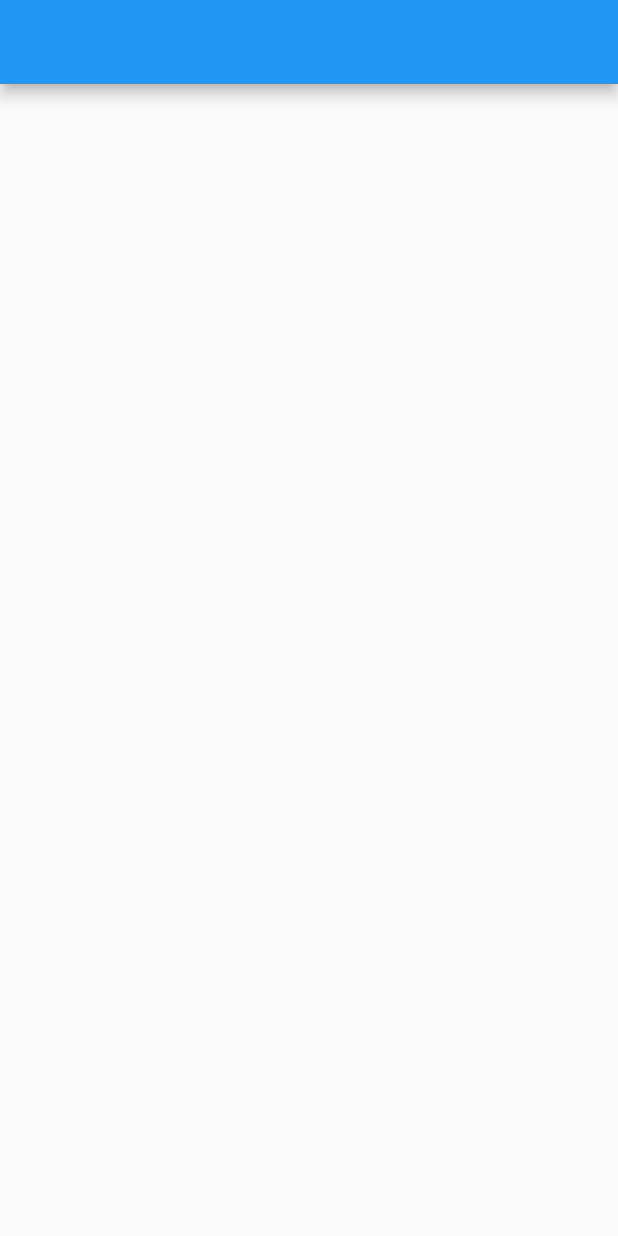
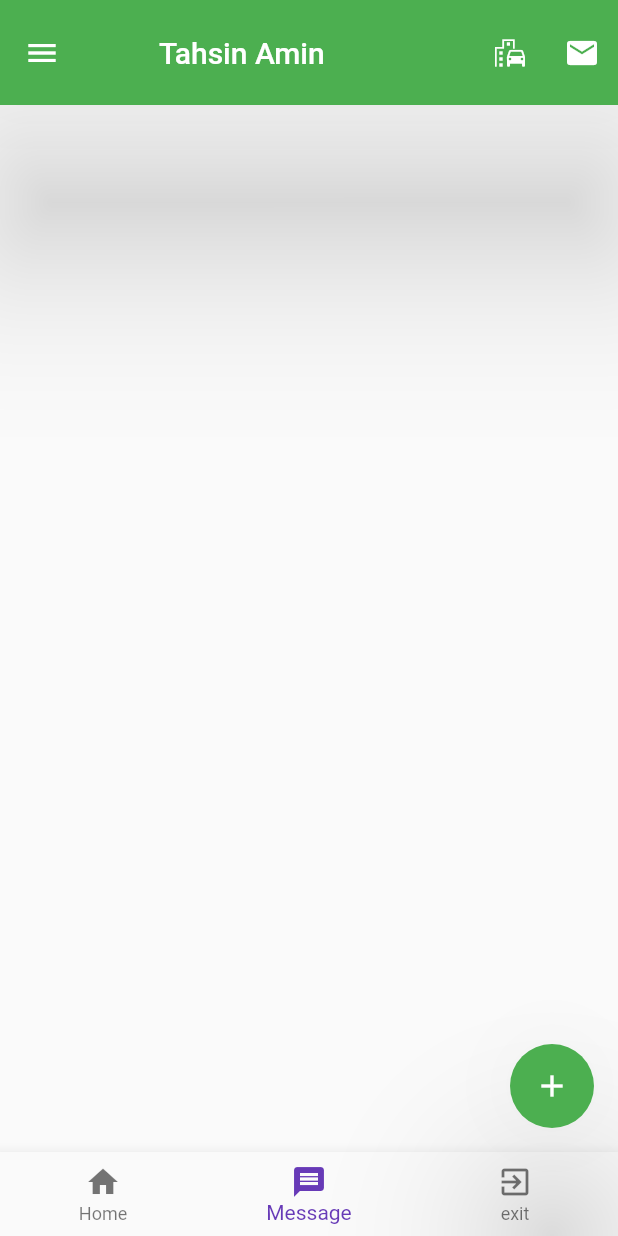
Before and after one commit to mdtahsinamin/learing_flutter, a Flutter app: the screen it shows after launch, on a phone screen of 412 x 824 dp. Run offline on Flutter 3.47's test engine with Material 2 defaults, Android fonts, the phone set to English and light mode, and no system bars.

```diff
--- a/lib/main.dart
+++ b/lib/main.dart
@@ -1,26 +1,209 @@
 import 'package:flutter/cupertino.dart';
 import 'package:flutter/material.dart';
 
-void main(){
+void main() {
+  // TODO: runAPP(application: APP())
   runApp(const MyApp());
 }
 
+// * StatelessWidget -> method override -> build method
 class MyApp extends StatelessWidget {
   const MyApp({super.key});
 
   @override
   Widget build(BuildContext context) {
-    return const MaterialApp(home: HomeActivity());
+    // MaterialApp() -> activity
+    // MaterialApp() -> holds landing activity
+    // theme -> themeData
+    // debugShowCheckedModeBanner
+    // primary color
+    return MaterialApp(
+        theme: ThemeData(primarySwatch: Colors.deepPurple),
+        darkTheme: ThemeData(primarySwatch: Colors.red),
+        debugShowCheckedModeBanner: false,
+        color: Colors.green,
+        home: HomeActivity());
   }
 }
 
 class HomeActivity extends StatelessWidget {
   const HomeActivity({super.key});
 
+  mySnackBar(message, context) {
+    return ScaffoldMessenger.of(context)
+        .showSnackBar(SnackBar(content: Text(message)));
+  }
+
+  myCustomBar(message, context) {
+    return ScaffoldMessenger.of(context)
+        .showSnackBar(SnackBar(content: Text(message)) // Text()
+    );
+  }
+
   @override
   Widget build(BuildContext context) {
-    return  Scaffold(
-      appBar: AppBar(),
+    // Sacffold -> Components widgets
+    return Scaffold(
+      appBar: AppBar(
+        title: const Text("Tahsin Amin"),
+        titleSpacing: 50,
+        toolbarOpacity: 1,
+        toolbarHeight: 70,
+        elevation: 50,
+        backgroundColor: Colors.green,
+        actions: [
+          IconButton(
+              onPressed: () {
+                mySnackBar("Hello flutter", context);
+              },
+              icon: const Icon(Icons.emoji_transportation_sharp)),
+          IconButton(
+              onPressed: () {
+                myCustomBar("Sent email check your email", context);
+              },
+              icon: const Icon(Icons.email))
+        ],
+      ),
+      floatingActionButton: FloatingActionButton(
+        elevation: 50,
+        backgroundColor: Colors.green,
+        child: const Icon(Icons.add), // add icon , so we use child
+        onPressed: () {
+          myCustomBar("Add you", context);
+        },
+      ),
+      bottomNavigationBar: BottomNavigationBar(
+        // which one active , using index number
+        currentIndex: 1,
+        // bar items
+        items: [
+          BottomNavigationBarItem(icon: Icon(Icons.home), label: "Home"),
+          BottomNavigationBarItem(icon: Icon(Icons.message), label: "Message"),
+          BottomNavigationBarItem(icon: Icon(Icons.exit_to_app), label: "exit")
+        ],
+        // onTap using index
+        onTap: (int index) {
+          if (index == 0) {
+            myCustomBar("$index and I am home tab", context);
+          }
+          if (index == 1) {
+            myCustomBar("$index and I am message tab", context);
+          }
+          if (index == 2) {
+            myCustomBar("$index and I am exit tab", context);
+          }
+        },
+      ),
+      drawer: Drawer(
+        child: ListView(
+          children: [
+            DrawerHeader(
+              padding: EdgeInsets.all(0),
+              child: UserAccountsDrawerHeader(
+                decoration: BoxDecoration(color: Colors.green),
+                accountName: Text("Tahsin Amin",style: TextStyle(color: Colors.black),),
+                accountEmail: Text("info@gmail.com"),
+                currentAccountPicture: Image.network(
+                  'https://flutter.github.io/assets-for-api-docs/assets/widgets/owl.jpg',
+                  width: 200,
+                  height: 100,
+                ),
+                onDetailsPressed: (){
+                  myCustomBar("Deails", context);
+                },
+
+
+              ),
+            ),
+            ListTile(
+                leading: Icon(Icons.home),
+                title: Text("Home"),
+                onTap: () {
+                  myCustomBar("Home", context);
+                }),
+            ListTile(
+              leading: Icon(Icons.contact_emergency),
+              title: Text("Contact"),
+              onTap: () {
+                myCustomBar("Home", context);
+              },
+            ),
+            ListTile(
+              leading: Icon(Icons.email),
+              title: Text("Address"),
+              onTap: () {
+                myCustomBar("Home", context);
+              },
+            ),
+            ListTile(
+                leading: Icon(Icons.phone),
+                title: Text("Phone"),
+                onTap: () {
+                  myCustomBar("Home", context);
+                })
+          ],
+        ),
+      ),
     );
   }
 }
+
+/*
+TODO:
+MaterialApp is a predefined class in a flutter. Main or core component of flutter
+1. color: control color
+2. darkTheme
+3. debugShowCheckedModeBanner
+4. home
+5. title
+6. theme: ThemeData()
+*/
+
+/*
+TODO:
+ Scaffold will expand or occupy the whole device screen
+ 1. AppBar
+ 2. body
+ 3. drawer // left navigation *
+ 4. endDrawer // right navigation
+ 5. Bottom tab nav
+ 6. Floating action button
+
+ */
+
+/*
+TODO:
+AppBar is usually the topmost component of app. It contains the toolbar and some other common action buttons
+1. actions: This property takes in a list of widgets as a parameter to be displayed after title if the AppBar is a row
+2. title: This property usually takes in the main widget as a parameter to be displayed in AppBar
+3. backgroundColor
+4. elevation: This property is used to set the z-coordinate which to place this app bar relative to its parent
+5. shape: This property is used to give shape to the AppBar and manage its shadow
+ */
+/*
+TODO:
+snack-bar message
+floatingActionButton: FloatingActionButton()
+flutter Bottom Tab
+ */
+
+/*
+TODO:
+Flutter Bottom Tab
+1. Menu at the bottom of the Scaffold
+2. We have seen this Navigation bar in most of the application
+3. We can add multiple icons or text or both in the bar as items
+ */
+
+/*
+TODO:
+Drawer ->
+1. Header Part
+2. List Part
+ */
+
+/*
+padding :
+
+EdgeInsets class
+ */
```
